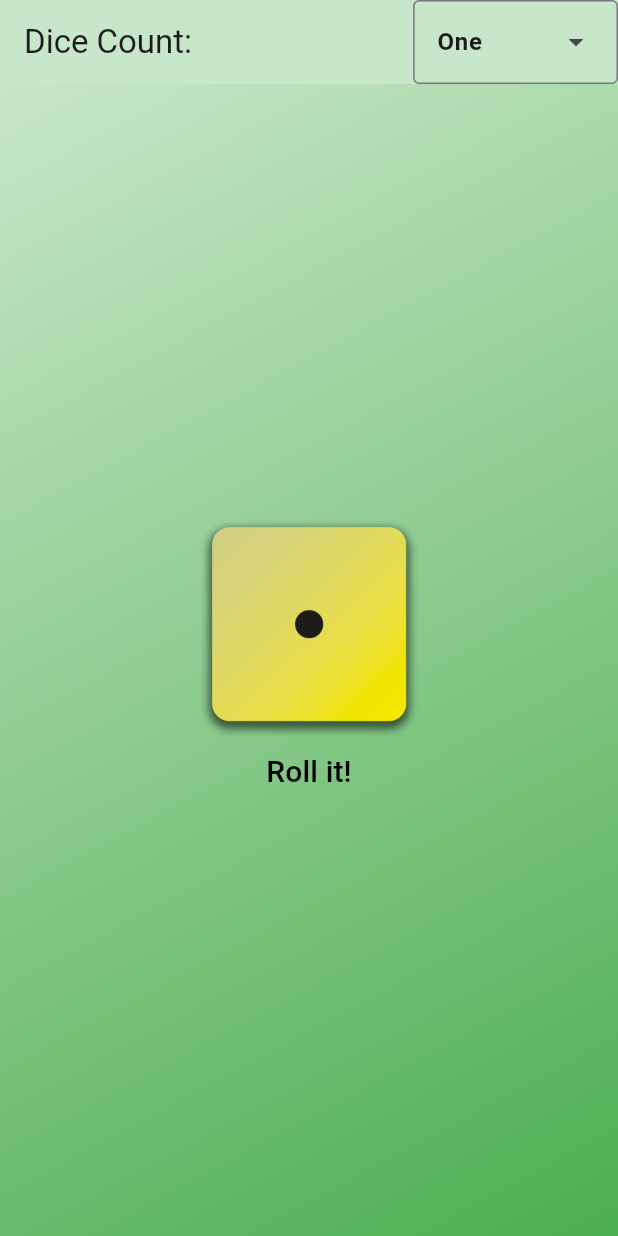
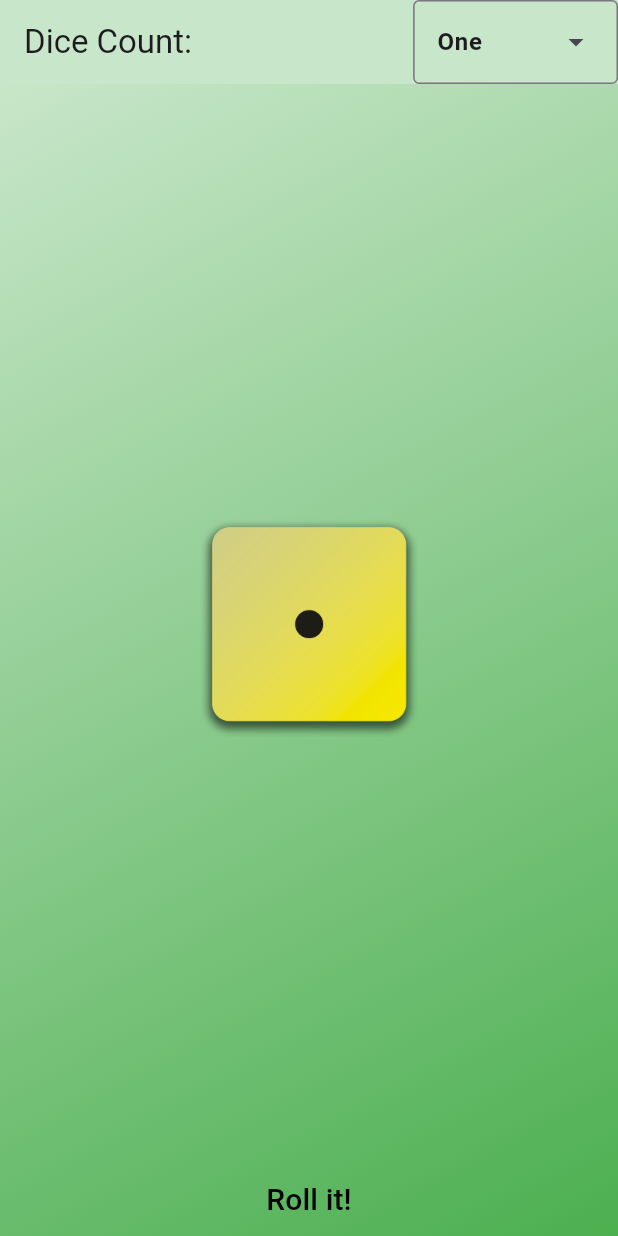
Before and after one commit to ECMessina/roll_it, a Flutter app: the screen it shows after launch, on a phone screen of 412 x 824 dp. Run offline on Flutter 3.47's test engine with Material 3 defaults, Android fonts, the phone set to English and light mode, and no system bars; our stand-ins replace audioplayers, flutter_riverpod.

Commit message:
Added Spacers to format position of dice and last child of the column. Also added alignment to Wrap for odd dice centering

```diff
--- a/lib/roll_content.dart
+++ b/lib/roll_content.dart
@@ -29,9 +29,12 @@ class _RollContentState extends ConsumerState<RollContent> {
   Widget build(BuildContext context) {
     final count = ref.watch(diceCountProvider) + 1;
     return Column(
-      mainAxisAlignment: MainAxisAlignment.center,
+      children: [
+        const Spacer(),
+        Column(
           children: [
             Wrap(
+              alignment: WrapAlignment.center,
               spacing: 24,
               runSpacing: 24,
               children: List.generate(
@@ -43,6 +46,9 @@ class _RollContentState extends ConsumerState<RollContent> {
                 ),
               ),
             ),
+          ],
+        ),
+        const Spacer(),
         TextButton(
           onPressed: rollIt,
           child: const Text(
```
Lines whose indentation alone changed are shown as unchanged.
